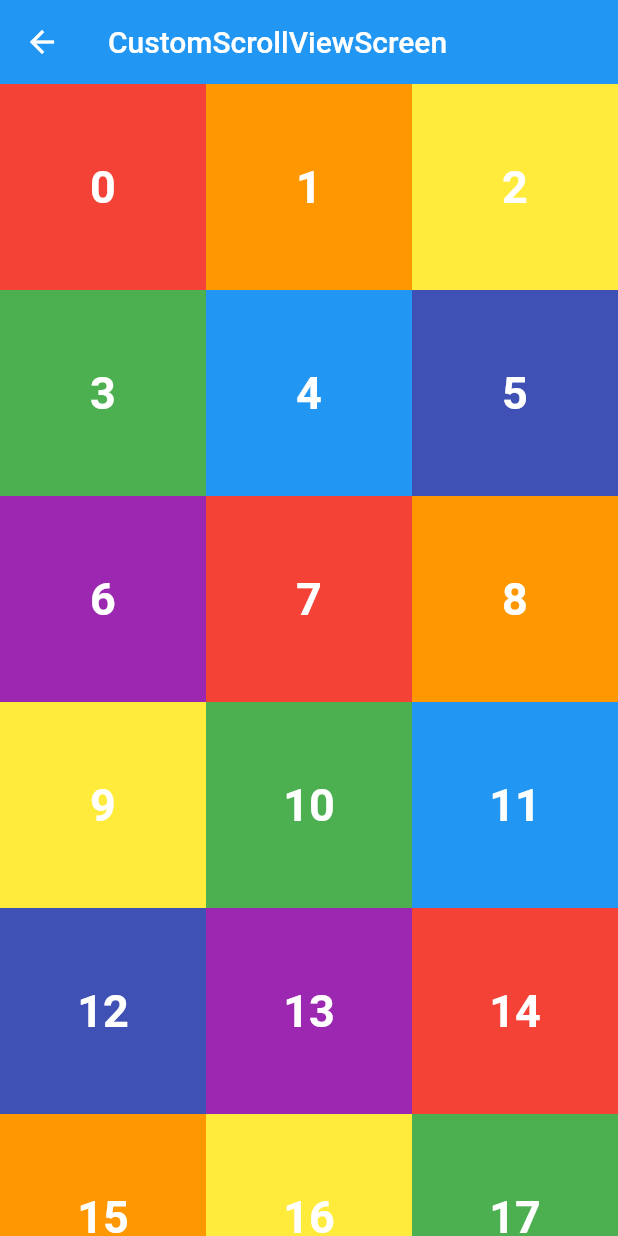
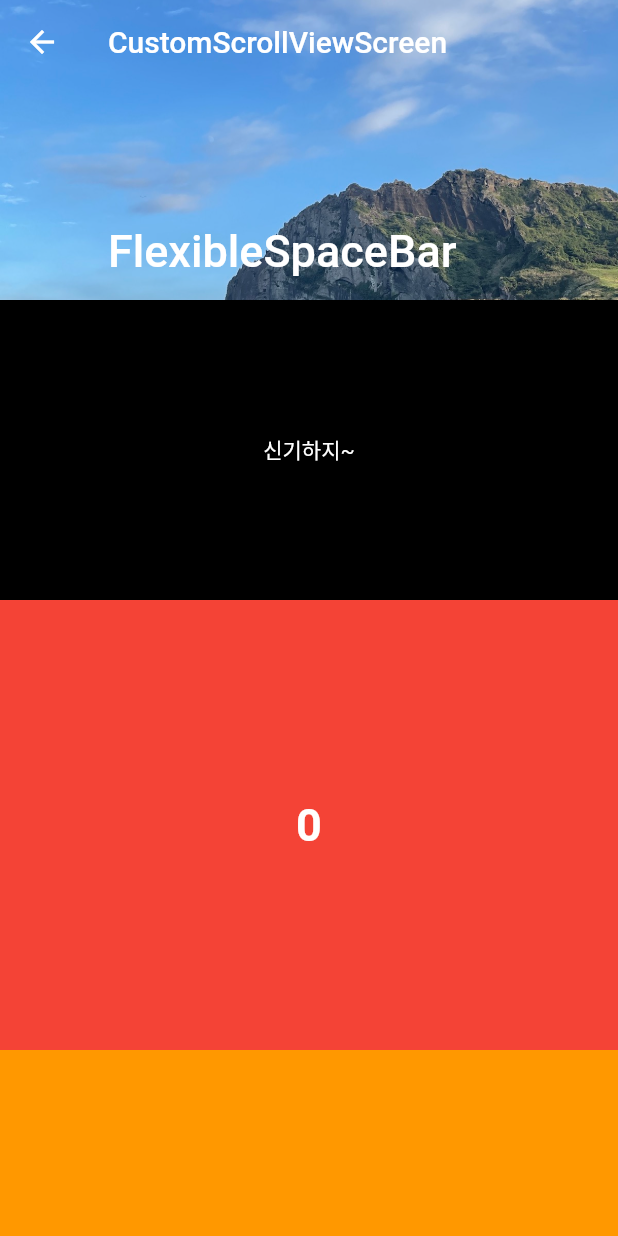
Before and after one commit to kimdindoo/TIL-Flutter, a Flutter app: the screen it shows after launch, after a tap on "CustomScrollViewScreen", on a phone screen of 412 x 824 dp. Run offline on Flutter 3.47's test engine with Material 2 defaults, Android fonts, the phone set to English and light mode, and no system bars; our stand-ins replace carousel_slider, drift, firebase_auth, firebase_core, fluttertoast, geolocator and 10 more; missing offline and left inert: dart:ffi; accounts and stored records are empty; generated files the repository leaves out were written again.

Commit message:
scrollable_widgets

```diff
--- a/scrollable_widgets/lib/screen/custom_scroll_view_screen.dart
+++ b/scrollable_widgets/lib/screen/custom_scroll_view_screen.dart
@@ -1,5 +1,46 @@
 import 'package:flutter/material.dart';
 import 'package:scrollable_widgets/const/colors.dart';
+
+class _SliverFixedHeaderDelegate extends SliverPersistentHeaderDelegate {
+  final Widget child;
+  final double maxHeight;
+  final double minHeight;
+
+  _SliverFixedHeaderDelegate({
+    required this.child,
+    required this.maxHeight,
+    required this.minHeight,
+  });
+
+  @override
+  Widget build(BuildContext context, double shrinkOffset,
+      bool overlapsContent) {
+    return SizedBox.expand(
+      child: child,
+    );
+  }
+
+  @override
+  // 최대 높이
+  double get maxExtent => maxHeight;
+
+  @override
+  // 최소 높이
+  double get minExtent => minHeight;
+
+  @override
+  // covariant - 상속된 클래스도 사용가능
+  // oldDelegate - build가 실행이 됐을때 이전 Delegate
+  // this - 새로운 delegate
+  // shouldRebuild - 새로 build를 해야할지 말지 결정
+  // false - build안함 true - 빌드 다시함
+  bool shouldRebuild(_SliverFixedHeaderDelegate oldDelegate) {
+    return oldDelegate.minHeight != minHeight ||
+        oldDelegate.maxHeight != maxHeight ||
+        oldDelegate.child != child;
+  }
+
+}
 
 class CustomScrollViewScreen extends StatelessWidget {
   final List<int> numbers = List.generate(100, (index) => index);
@@ -11,12 +52,65 @@
     return Scaffold(
       body: CustomScrollView(
         slivers: [
-          SliverAppBar(
-            title: Text('CustomScrollViewScreen'),
-          ),
+          renderSliverAppbar(),
+          renderHeader(),
+          renderBuilderSliverList(),
+          renderHeader(),
           renderSliverGridBuilder(),
+          renderHeader(),
+          renderBuilderSliverList(),
+          renderHeader(),
+          renderSliverGridBuilder(),
+          renderHeader(),
+
         ],
       ),
+    );
+  }
+
+  SliverPersistentHeader renderHeader(){
+    return SliverPersistentHeader(
+      pinned: true,
+      delegate: _SliverFixedHeaderDelegate(
+        child: Container(
+          color: Colors.black,
+          child: Center(
+            child: Text(
+              '신기하지~',
+              style: TextStyle(
+                color: Colors.white,
+              ),
+            ),
+          ),
+        ),
+        minHeight: 50,
+        maxHeight: 200,
+      ),
+    );
+  }
+
+  SliverAppBar renderSliverAppbar() {
+    return SliverAppBar(
+      // 스크롤 했을때 리스트의 중간에도 Appbar가 내려오게 할 수 있음.
+      floating: true,
+      // 완전 고정
+      pinned: false,
+      // 자석 효과
+      // floating true 에만 사용가능
+      snap: true,
+      // 맨 위에서 한계 이상으로 스크롤 했을때
+      // 남는 공간을 차지
+      stretch: true,
+      expandedHeight: 200,
+      collapsedHeight: 150,
+      flexibleSpace: FlexibleSpaceBar(
+        background: Image.asset(
+          'asset/img/image_1.jpeg',
+          fit: BoxFit.cover,
+        ),
+        title: Text('FlexibleSpaceBar'),
+      ),
+      title: Text('CustomScrollViewScreen'),
     );
   }
 
@@ -26,11 +120,12 @@
       delegate: SliverChildListDelegate(
         numbers
             .map(
-              (e) => renderContainer(
+              (e) =>
+              renderContainer(
                 color: rainbowColors[e % rainbowColors.length],
                 index: e,
               ),
-            )
+        )
             .toList(),
       ),
     );
@@ -40,7 +135,7 @@
   SliverList renderBuilderSliverList() {
     return SliverList(
       delegate: SliverChildBuilderDelegate(
-        (context, index) {
+            (context, index) {
           return renderContainer(
             color: rainbowColors[index % rainbowColors.length],
             index: index,
@@ -57,9 +152,10 @@
       delegate: SliverChildListDelegate(
         numbers
             .map(
-              (e) => renderContainer(
+              (e) =>
+              renderContainer(
                   color: rainbowColors[e % rainbowColors.length], index: e),
-            )
+        )
             .toList(),
       ),
       gridDelegate: SliverGridDelegateWithFixedCrossAxisCount(
@@ -69,8 +165,8 @@
   }
 
   // GridView.builder 와 비슷함
-  SliverGrid renderSliverGridBuilder(){
-    return  SliverGrid(
+  SliverGrid renderSliverGridBuilder() {
+    return SliverGrid(
       delegate: SliverChildBuilderDelegate(
             (context, index) {
           return renderContainer(
--- a/scrollable_widgets/pubspec.yaml
+++ b/scrollable_widgets/pubspec.yaml
@@ -59,6 +59,8 @@
   # the material Icons class.
   uses-material-design: true
 
+  assets:
+    - asset/img/
   # To add assets to your application, add an assets section, like this:
   # assets:
   #   - images/a_dot_burr.jpeg
```
Also changed, not shown: scrollable_widgets/asset/img/image_1.jpeg (added), scrollable_widgets/asset/img/image_2.jpeg (added), scrollable_widgets/asset/img/image_3.jpeg (added), scrollable_widgets/asset/img/image_4.jpeg (added), scrollable_widgets/asset/img/image_5.jpeg (added).
